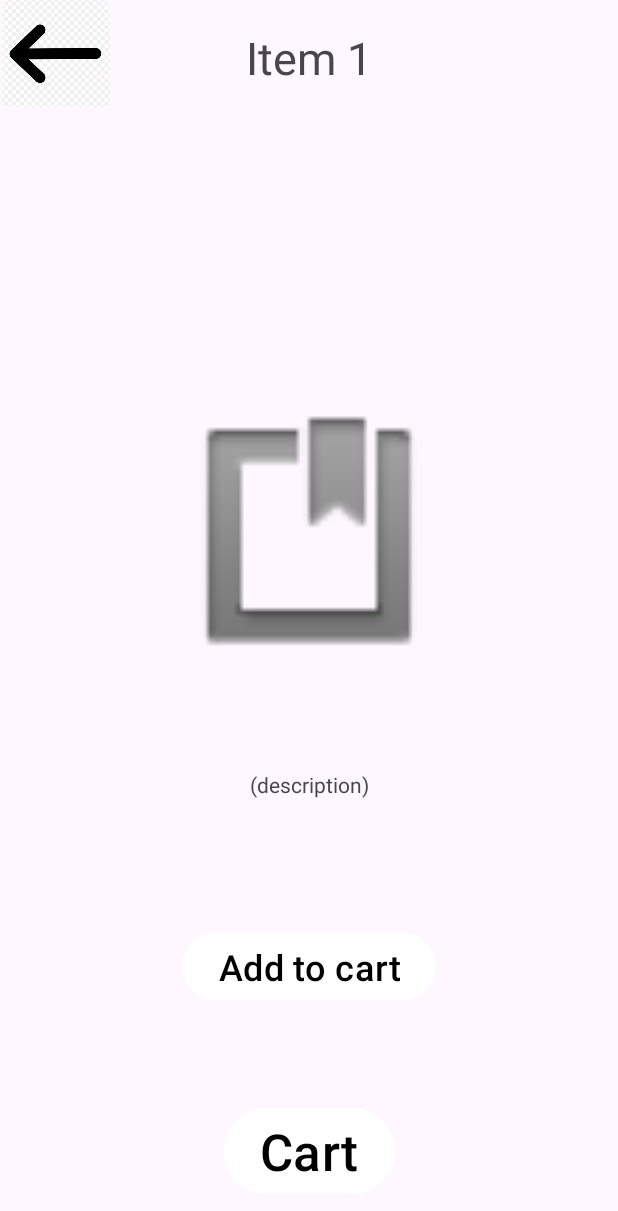
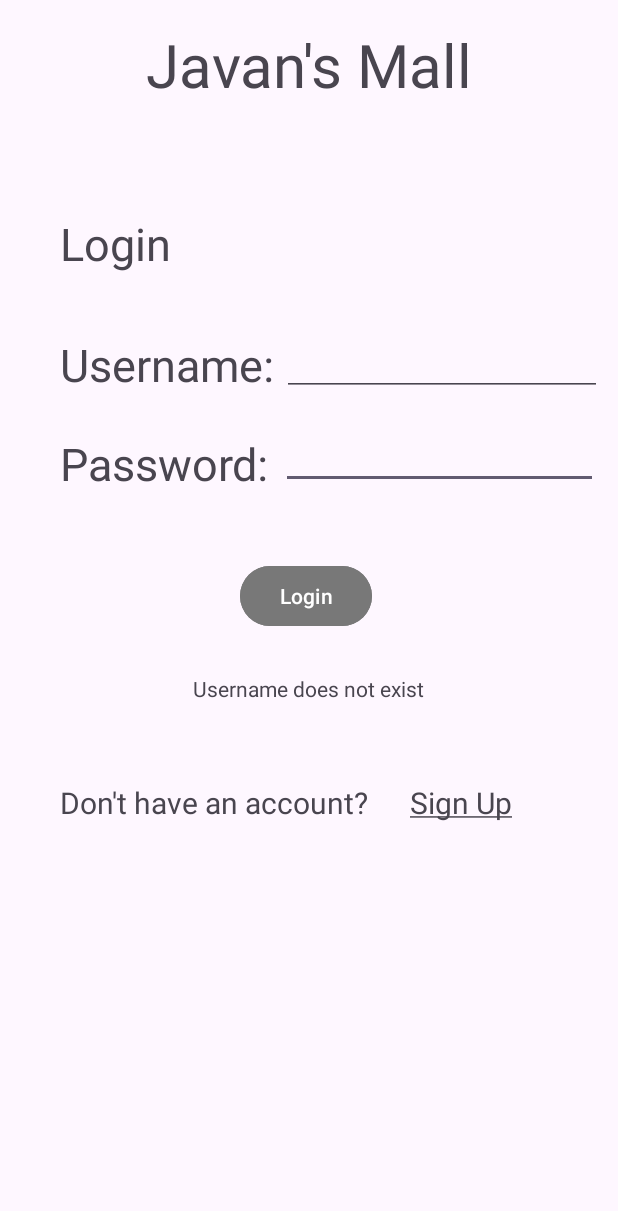
Before and after one commit to michaelz04/Mall-App, an Android app: the screen it shows after launch (ItemActivity before the commit, LoginActivity after it), after a tap on "Login", on a phone screen of 412 x 824 dp. Shown: the top 1211 px of the screen. Run offline under Robolectric (Android 15) with nearby library versions, the light colour scheme and no system bars; our stand-ins replace Firebase (no records; nobody signed in at launch, a user with empty details on screens opened directly).

Commit message:
finished login functionalities. includes reading from database and checking whether username exists and if password is correct

```diff
--- a/app/build.gradle
+++ b/app/build.gradle
@@ -1,5 +1,6 @@
 plugins {
     id 'com.android.application'
+    id 'com.google.gms.google-services'
 }
 
 android {
@@ -38,6 +39,7 @@ dependencies {
     implementation 'androidx.constraintlayout:constraintlayout:2.1.4'
     implementation 'androidx.navigation:navigation-fragment:2.5.2'
     implementation 'androidx.navigation:navigation-ui:2.5.2'
+    implementation 'com.google.firebase:firebase-database:20.1.0'
     testImplementation 'junit:junit:4.13.2'
     androidTestImplementation 'androidx.test.ext:junit:1.1.5'
     androidTestImplementation 'androidx.test.espresso:espresso-core:3.5.1'
--- a/app/src/main/java/com/example/b07_final_project/LoginActivity.java
+++ b/app/src/main/java/com/example/b07_final_project/LoginActivity.java
@@ -1,25 +1,103 @@
 package com.example.b07_final_project;
 
+import androidx.annotation.NonNull;
 import androidx.appcompat.app.AppCompatActivity;
 
 import android.content.Intent;
 import android.os.Bundle;
 import android.view.View;
+import android.widget.*;
+
+import com.google.android.gms.tasks.OnCompleteListener;
+import com.google.android.gms.tasks.Task;
+import com.google.firebase.database.*;
 
 public class LoginActivity extends AppCompatActivity {
-    String userId = CurrentUserData.getInstance().getId();
-    FirebaseDatabase db;
+    //String userId = CurrentUserData.getInstance().getId();
+    DatabaseReference db;
     @Override
     protected void onCreate(Bundle savedInstanceState) {
         super.onCreate(savedInstanceState);
         setContentView(R.layout.activity_login);
+        db = FirebaseDatabase.getInstance("https://test-54768-default-rtdb.firebaseio.com/").getReference();
 
     }
 
     public void onClickLogin(View view){
         //check for user id
-        CurrentUserData.getInstance().setId("this is my id");
-        Intent intent = new Intent(this, ItemActivity.class);
-        startActivity(intent);
+
+        //grab username and password from input
+        EditText usernameText = (EditText) findViewById(R.id.UsernameInput);
+        String username = usernameText.getText().toString();
+        EditText passwordText = (EditText) findViewById(R.id.PasswordInput);
+        String password = passwordText.getText().toString();
+
+        //query owners
+        DatabaseReference queryOwners = db.child("Owners").child(username);
+        queryOwners.addValueEventListener(new ValueEventListener() {
+            @Override
+            public void onDataChange(@NonNull DataSnapshot snapshot) {
+                if (!snapshot.exists()){
+                    //if username not in owners, check shoppers
+                    DatabaseReference queryShoppers = db.child("Shoppers").child(username);
+                    queryShoppers.addValueEventListener(new ValueEventListener() {
+                        @Override
+                        public void onDataChange(@NonNull DataSnapshot snapshot) {
+                            if (!snapshot.exists()){
+                                //username does not exist in either owners or shoppers
+                                ((TextView)findViewById(R.id.LoginFail)).setText("Username does not exist");
+                            } else {
+                                //username exists in shoppers so check password
+                                //get password from database
+                                db.child("Shoppers").child(username).child("Password").get().
+                                        addOnCompleteListener(new OnCompleteListener<DataSnapshot>() {
+                                            @Override
+                                            public void onComplete(@NonNull Task<DataSnapshot> task) {
+                                                String databasePassword = String.valueOf(task.getResult().getValue());
+                                                //check if password and password from database is correct
+                                                if (databasePassword.equals(password)){
+                                                    //set current user id
+                                                    CurrentUserData.getInstance().setId(username);
+                                                    ((TextView)findViewById(R.id.LoginFail)).setText("Password correct");
+                                                } else {
+                                                    ((TextView)findViewById(R.id.LoginFail)).setText("Password incorrect");
+                                                }
+                                            }
+                                        });
+                            }
+                        }
+
+                        @Override
+                        public void onCancelled(@NonNull DatabaseError error) {
+
+                        }
+                    });
+                } else {
+                    //username exists in owners so check password
+                    //get password from database
+                    db.child("Owners").child(username).child("Password").get().
+                            addOnCompleteListener(new OnCompleteListener<DataSnapshot>() {
+                        @Override
+                        public void onComplete(@NonNull Task<DataSnapshot> task) {
+                            String databasePassword = String.valueOf(task.getResult().getValue());
+                            //check if password and password from database is correct
+                            if (databasePassword.equals(password)){
+                                //set current user id
+                                CurrentUserData.getInstance().setId(username);
+                                ((TextView)findViewById(R.id.LoginFail)).setText("Password correct");
+                            } else {
+                                ((TextView)findViewById(R.id.LoginFail)).setText("Password incorrect");
+                            }
+                        }
+                    });
+
+                }
+            }
+
+            @Override
+            public void onCancelled(@NonNull DatabaseError error) {
+
+            }
+        });
     }
 }
--- a/app/src/main/res/layout/activity_login.xml
+++ b/app/src/main/res/layout/activity_login.xml
@@ -95,7 +95,7 @@
         android:layout_width="wrap_content"
         android:layout_height="wrap_content"
         android:layout_marginStart="40dp"
-        android:layout_marginTop="76dp"
+        android:layout_marginTop="100dp"
         android:text="Don't have an account?"
         android:textSize="20sp"
         app:layout_constraintStart_toStartOf="parent"
@@ -106,7 +106,7 @@
         android:layout_width="wrap_content"
         android:layout_height="wrap_content"
         android:layout_marginStart="27dp"
-        android:layout_marginTop="76dp"
+        android:layout_marginTop="100dp"
         android:layout_marginEnd="69dp"
         android:text="@string/SignUpText"
         android:textSize="20sp"
@@ -115,4 +115,15 @@
         app:layout_constraintStart_toEndOf="@+id/TextLabel"
         app:layout_constraintTop_toBottomOf="@+id/LoginButton" />
 
+    <TextView
+        android:id="@+id/LoginFail"
+        android:layout_width="200dp"
+        android:layout_height="30dp"
+        android:layout_marginTop="28dp"
+        android:textAlignment="center"
+        app:layout_constraintEnd_toEndOf="parent"
+        app:layout_constraintHorizontal_bias="0.498"
+        app:layout_constraintStart_toStartOf="parent"
+        app:layout_constraintTop_toBottomOf="@+id/LoginButton" />
+
 </androidx.constraintlayout.widget.ConstraintLayout>
--- a/build.gradle
+++ b/build.gradle
@@ -1,4 +1,8 @@
-// Top-level build file where you can add configuration options common to all sub-projects/modules.
+buildscript {
+    dependencies {
+        classpath 'com.google.gms:google-services:4.3.14'
+    }
+}// Top-level build file where you can add configuration options common to all sub-projects/modules.
 plugins {
     id 'com.android.application' version '8.0.2' apply false
     id 'com.android.library' version '8.0.2' apply false
```
Also changed, not shown: 1 other file.
